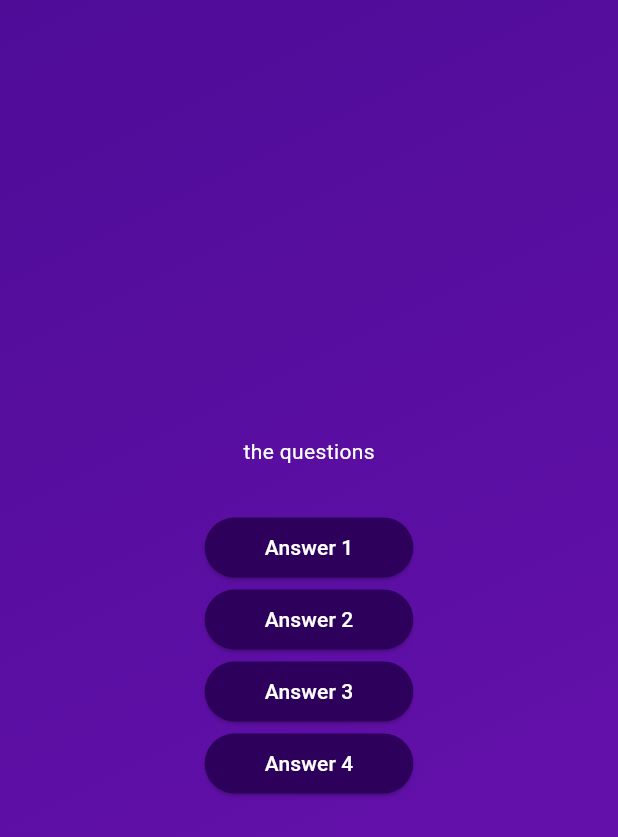
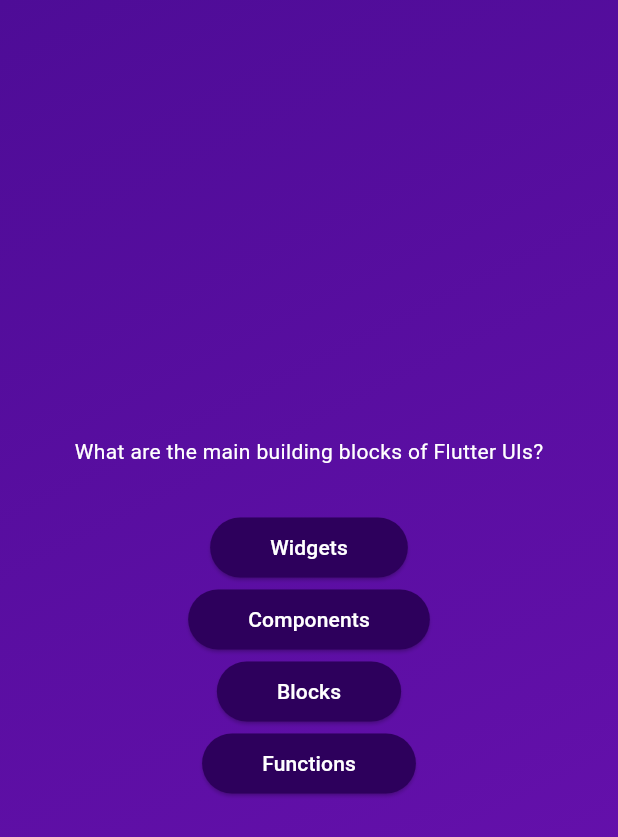
Before and after one commit to Lincxx/flutter-quiz-app, a Flutter app: the screen it shows after launch, after a tap on "Start Quiz", on a phone screen of 412 x 824 dp. Shown: the top 837 px of the screen. Run offline on Flutter 3.47's test engine with Material 3 defaults, Android fonts, the phone set to English and light mode, and no system bars.

Commit message:
Accessing list elements & obj properties

```diff
--- a/lib/questions_screen.dart
+++ b/lib/questions_screen.dart
@@ -1,5 +1,6 @@
 import 'package:flutter/material.dart';
 import 'package:quiz_app/answer_button.dart';
+import 'package:quiz_app/data/questions.dart';
 
 class QuestionsScreen extends StatefulWidget {
   const QuestionsScreen({super.key});
@@ -11,32 +12,34 @@ class QuestionsScreen extends StatefulWidget {
 class _QuestionsScreenState extends State<QuestionsScreen> {
   @override
   Widget build(BuildContext context) {
+    final currentQuestion = questions[0];
+
     return SizedBox(
       width: double.infinity,
       child: Column(
         mainAxisAlignment: MainAxisAlignment.center,
         children: [
-          const Text('the questions', style: TextStyle(color: Colors.white)),
+          Text(currentQuestion.text,
+              style: const TextStyle(color: Colors.white)),
           const SizedBox(
             height: 30,
           ),
           AnswerButton(
-            answerText: 'Answer 1',
+            answerText: currentQuestion.answers[0],
             onTap: () {},
           ),
           AnswerButton(
-            answerText: 'Answer 2',
+            answerText: currentQuestion.answers[1],
             onTap: () {},
           ),
           AnswerButton(
-            answerText: 'Answer 3',
+            answerText: currentQuestion.answers[2],
             onTap: () {},
           ),
           AnswerButton(
-            answerText: 'Answer 4',
+            answerText: currentQuestion.answers[3],
             onTap: () {},
           ),
-
         ],
       ),
     );
```
